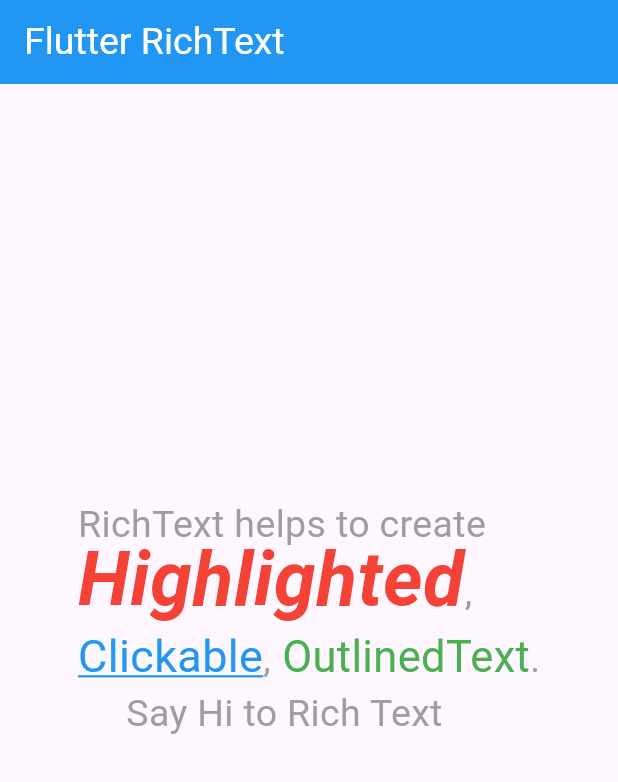
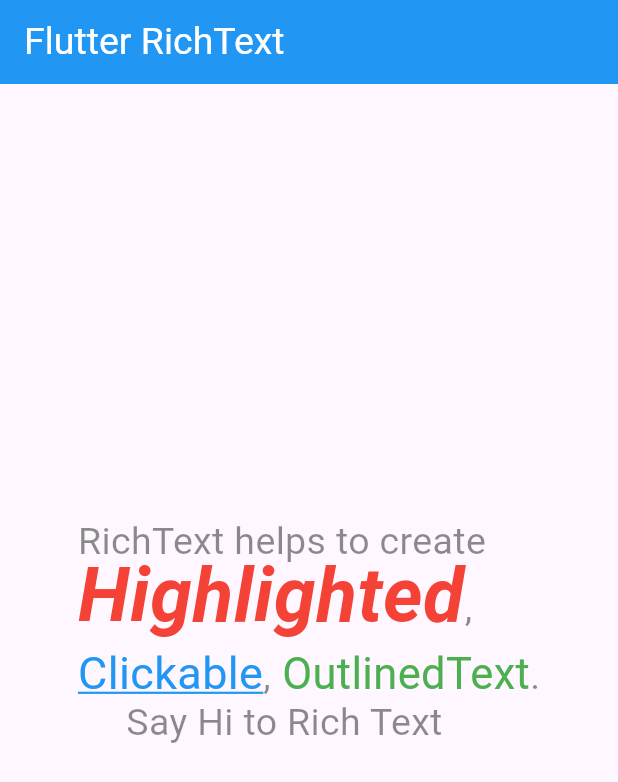
Before and after one commit to AishwaryaBaisane/textrich1, a Flutter app: the screen it shows after launch, on a phone screen of 412 x 824 dp. Shown: the top 782 px of the screen. Run offline on Flutter 3.47's test engine with Material 3 defaults, Android fonts, the phone set to English and light mode, and no system bars.

Commit message:
21-03-2024

```diff
--- a/lib/main.dart
+++ b/lib/main.dart
@@ -90,14 +90,14 @@
         // in the middle of the parent.
         child: Text.rich(TextSpan(children:[
 
-          TextSpan(text: 'RichText helps to create\n',style: TextStyle(fontSize: 25,color: Colors.grey,height: -0.010),),
+          TextSpan(text: 'RichText helps to create\n',style: TextStyle(fontSize: 25,color: Colors.black45,height: -0.010),),
           TextSpan(text: 'Highlighted',style: TextStyle(fontSize: 50,color: Colors.red,fontWeight: FontWeight.bold,fontStyle: FontStyle.italic),),
-          TextSpan(text: ',\n',style: TextStyle(fontSize: 25,color: Colors.grey),),
+          TextSpan(text: ',\n',style: TextStyle(fontSize: 25,color: Colors.black45),),
           TextSpan(text: 'Clickable',style: TextStyle(fontSize: 30,color: Colors.blue,decoration: TextDecoration.underline,decorationColor: Colors.blue,height: 1),),
-          TextSpan(text: ',',style: TextStyle(fontSize: 25,color: Colors.grey),),
+          TextSpan(text: ',',style: TextStyle(fontSize: 25,color: Colors.black45),),
           TextSpan(text: ' OutlinedText',style: TextStyle(fontSize: 29,color: Colors.green,decorationColor: Colors.green,height: 1,),),
-          TextSpan(text: '.',style: TextStyle(fontSize: 25,color: Colors.grey),),
-          TextSpan(text: '\n     Say Hi to Rich Text \n',style: TextStyle(fontSize: 25,color: Colors.grey),),
+          TextSpan(text: '.',style: TextStyle(fontSize: 25,color: Colors.black45),),
+          TextSpan(text: '\n     Say Hi to Rich Text \n',style: TextStyle(fontSize: 25,color: Colors.black45,height: 1),),
 
 
 
```
